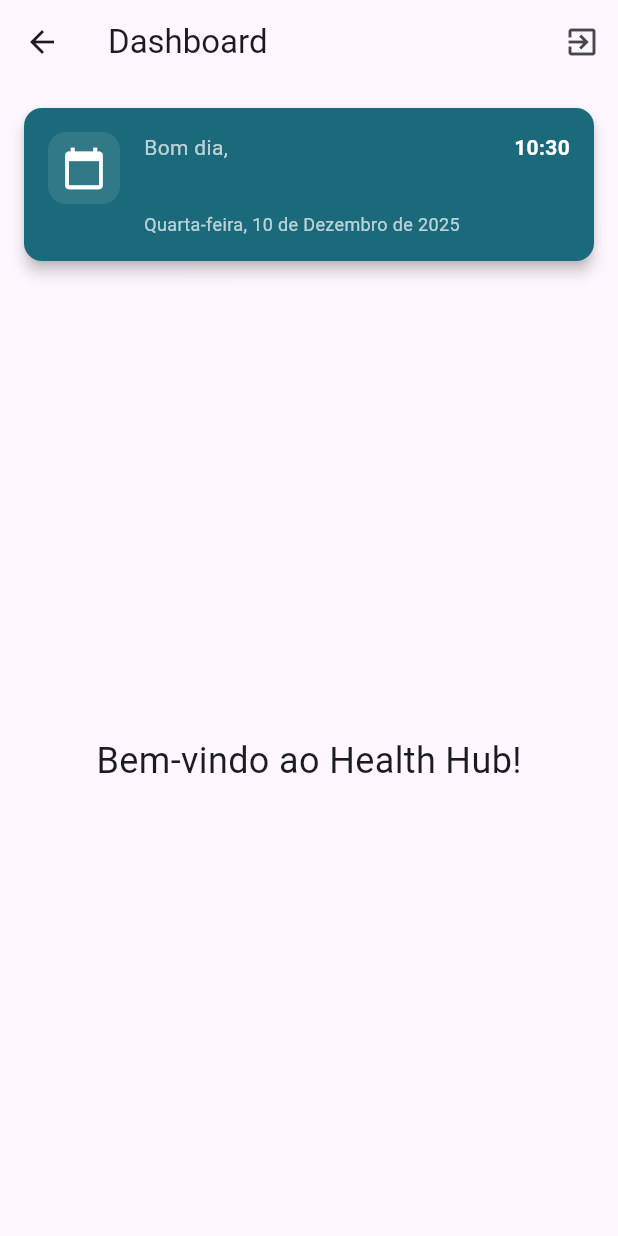
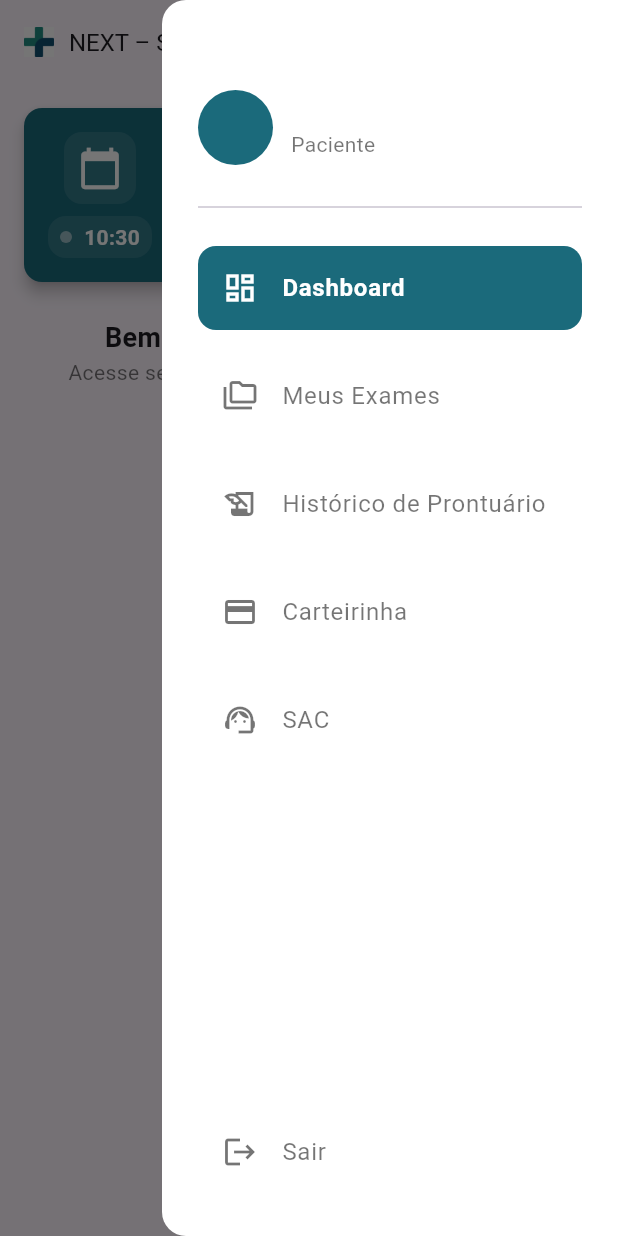
Before and after one commit to guilhermebilbao/next-health-hub-flutter, a Flutter app: the DashboardScreen screen opened by its route, with the side drawer open (before the commit the screen has no drawer), on a phone screen of 412 x 824 dp. Run offline on Flutter 3.47's test engine with Material 3 defaults, Android fonts, the phone set to English and light mode, and no system bars; our stand-ins replace equatable, flutter_bloc, flutter_dotenv, mask_text_input_formatter, shared_preferences, supabase_flutter; accounts and stored records are empty.

Commit message:
feat: cria drawer e appBar

```diff
--- a/lib/app_routes.dart
+++ b/lib/app_routes.dart
@@ -11,6 +11,6 @@ class AppRoutes {
   static Map<String, WidgetBuilder> get routes => {
     onboarding: (context) => const OnboardingScreen(),
     login: (context) => const LoginPatientScreen(),
-    home: (context) => const DashboardScreen(),
+    home: (context) => DashboardScreen(),
   };
 }
--- /dev/null
+++ b/lib/components/app_bar.dart
@@ -0,0 +1,44 @@
+import 'package:flutter/material.dart';
+
+class NextAppBar extends StatelessWidget implements PreferredSizeWidget {
+  final VoidCallback? onMenuPressed;
+  final bool automaticallyImplyLeading;
+
+  const NextAppBar({
+    super.key,
+    this.onMenuPressed,
+    this.automaticallyImplyLeading = true,
+  });
+
+  @override
+  Widget build(BuildContext context) {
+    return AppBar(
+      automaticallyImplyLeading: automaticallyImplyLeading,
+      title: Row(
+        children: [
+          Image.asset(
+            'assets/images/next_healt_logo.png',
+            height: 20,
+          ),
+          const SizedBox(width: 10),
+          const Text(
+            'NEXT – Saúde One',
+            style: TextStyle(fontSize: 16),
+          ),
+        ],
+      ),
+      actions: [
+        IconButton(
+          icon: const Icon(
+            Icons.menu,
+            size: 20,
+          ),
+          onPressed: onMenuPressed,
+        ),
+      ],
+    );
+  }
+
+  @override
+  Size get preferredSize => const Size.fromHeight(kToolbarHeight);
+}
--- /dev/null
+++ b/lib/components/app_drawer.dart
@@ -0,0 +1,178 @@
+import 'package:flutter/material.dart';
+import 'package:next_healt_hub/shared/app_formatters.dart';
+
+class NextAppDrawer extends StatelessWidget {
+  final VoidCallback onLogout;
+  final Future<String>? patientNameFuture;
+  final int selectedIndex;
+  final ValueChanged<int> onItemSelected;
+
+  const NextAppDrawer({
+    super.key,
+    required this.onLogout,
+    this.patientNameFuture,
+    required this.selectedIndex,
+    required this.onItemSelected,
+  });
+
+  @override
+  Widget build(BuildContext context) {
+    return Drawer(
+      backgroundColor: Colors.white,
+      child: Column(
+        children: [
+          Expanded(
+            child: ListView(
+              padding: EdgeInsets.zero,
+              children: [
+                Padding(
+                  padding: const EdgeInsets.fromLTRB(24, 60, 24, 20),
+                  child: FutureBuilder<String>(
+                    future: patientNameFuture,
+                    builder: (context, snapshot) {
+                      if (!snapshot.hasData && snapshot.connectionState == ConnectionState.waiting) {
+                        return const Center(child: CircularProgressIndicator());
+                      }
+
+                      final name = snapshot.data ?? 'Usuário';
+                      final initials = AppFormatters.getInitials(name);
+
+                      return Row(
+                        children: [
+                          Container(
+                            width: 50,
+                            height: 50,
+                            decoration: BoxDecoration(
+                              color: const Color.fromRGBO(27, 106, 123, 1),
+                              borderRadius: BorderRadius.circular(25),
+                            ),
+                            alignment: Alignment.center,
+                            child: Text(
+                              initials,
+                              style: const TextStyle(
+                                color: Colors.white,
+                                fontWeight: FontWeight.normal,
+                                fontSize: 18,
+                              ),
+                            ),
+                          ),
+                          const SizedBox(width: 12),
+                          Expanded(
+                            child: Column(
+                              mainAxisAlignment: MainAxisAlignment.center,
+                              crossAxisAlignment: CrossAxisAlignment.start,
+                              children: [
+                                Text(
+                                  name,
+                                  maxLines: 1,
+                                  overflow: TextOverflow.ellipsis,
+                                  style: const TextStyle(
+                                    fontSize: 16,
+                                    fontWeight: FontWeight.bold,
+                                    color: Colors.black87,
+                                  ),
+                                ),
+                                const Text(
+                                  'Paciente',
+                                  style: TextStyle(
+                                    fontSize: 14,
+                                    color: Colors.black54,
+                                  ),
+                                ),
+                              ],
+                            ),
+                          ),
+                        ],
+                      );
+                    },
+                  ),
+                ),
+                const Divider(indent: 24, endIndent: 24),
+                const SizedBox(height: 10),
+                _buildDrawerItem(
+                  context: context,
+                  icon: Icons.dashboard_outlined,
+                  text: 'Dashboard',
+                  index: 0,
+                ),
+                _buildDrawerItem(
+                  context: context,
+                  icon: Icons.folder_copy_outlined,
+                  text: 'Meus Exames',
+                  index: 1,
+                ),
+                _buildDrawerItem(
+                  context: context,
+                  icon: Icons.history_edu_outlined,
+                  text: 'Histórico de Prontuário',
+                  index: 2,
+                ),
+                _buildDrawerItem(
+                  context: context,
+                  icon: Icons.credit_card_outlined,
+                  text: 'Carteirinha',
+                  index: 3,
+                ),
+                _buildDrawerItem(
+                  context: context,
+                  icon: Icons.support_agent_outlined,
+                  text: 'SAC',
+                  index: 4,
+                ),
+              ],
+            ),
+          ),
+          Padding(
+            padding: const EdgeInsets.only(bottom: 20.0),
+            child: _buildDrawerItem(
+              context: context,
+              icon: Icons.logout,
+              text: 'Sair',
+              index: -1,
+              isLogout: true,
+            ),
+          ),
+        ],
+      ),
+    );
+  }
+
+  Widget _buildDrawerItem({
+    required BuildContext context,
+    required IconData icon,
+    required String text,
+    required int index,
+    bool isLogout = false,
+  }) {
+    final bool isSelected = selectedIndex == index;
+    final Color selectedColor = const Color.fromRGBO(27, 106, 123, 1);
+    final Color selectedItemColor = Colors.white;
+    final Color unselectedItemColor = Colors.black54;
+
+    return Card(
+      margin: const EdgeInsets.symmetric(horizontal: 24, vertical: 8),
+      elevation: 0,
+      shape: RoundedRectangleBorder(borderRadius: BorderRadius.circular(12)),
+      color: isSelected ? selectedColor : Colors.white,
+      clipBehavior: Clip.antiAlias,
+      child: ListTile(
+        leading: Icon(icon, color: isSelected ? selectedItemColor : unselectedItemColor),
+        title: Text(
+          text,
+          style: TextStyle(
+            color: isSelected ? selectedItemColor : unselectedItemColor,
+            fontWeight: isSelected ? FontWeight.bold : FontWeight.normal,
+          ),
+        ),
+        onTap: () {
+          if (isLogout) {
+            onLogout();
+          } else {
+            onItemSelected(index);
+            Navigator.pop(context);
+          }
+        },
+      ),
+    );
+  }
+}
--- a/lib/dashboard/presentation/dashboard_screen.dart
+++ b/lib/dashboard/presentation/dashboard_screen.dart
@@ -1,10 +1,51 @@
+import 'dart:async';
 import 'package:flutter/material.dart';
+import '../../components/app_bar.dart';
+import '../../components/app_drawer.dart';
 import '../../auth/data/auth_service.dart';
 import '../../app_routes.dart';
 import '../data/dashboard_repository.dart';
 
-class DashboardScreen extends StatelessWidget {
+class DashboardScreen extends StatefulWidget {
   const DashboardScreen({super.key});
+
+  @override
+  State<DashboardScreen> createState() => _DashboardScreenState();
+}
+
+class _DashboardScreenState extends State<DashboardScreen> with SingleTickerProviderStateMixin {
+  final GlobalKey<ScaffoldState> _scaffoldKey = GlobalKey<ScaffoldState>();
+  int _selectedIndex = 0;
+  Timer? _timer;
+  late Future<String> _patientNameFuture;
+  late AnimationController _pulseController;
+
+  @override
+  void initState() {
+    super.initState();
+    // Carrega o nome apenas uma vez
+    _patientNameFuture = DashboardRepository().getPatientName();
+
+    // Controlador da animação de pulso
+    _pulseController = AnimationController(
+      vsync: this,
+      duration: const Duration(seconds: 1),
+    )..repeat(reverse: true);
+
+    // Atualiza o relógio a cada 1 seg.
+    _timer = Timer.periodic(const Duration(seconds: 1), (timer) {
+      if (mounted) {
+        setState(() {});
+      }
+    });
+  }
+
+  @override
+  void dispose() {
+    _timer?.cancel();
+    _pulseController.dispose();
+    super.dispose();
+  }
 
   Future<void> _logout(BuildContext context) async {
     final authService = AuthService();
@@ -22,19 +63,25 @@ class DashboardScreen extends StatelessWidget {
     final repository = DashboardRepository();
 
     return Scaffold(
-      appBar: AppBar(
-        title: const Text('Dashboard'),
-        actions: [
-          IconButton(
-            icon: const Icon(Icons.exit_to_app),
-            onPressed: () => _logout(context),
+      key: _scaffoldKey,
+      appBar: NextAppBar(
+        onMenuPressed: () => _scaffoldKey.currentState?.openEndDrawer(),
+        automaticallyImplyLeading: false,
       ),
-        ],
+      endDrawer: NextAppDrawer(
+        onLogout: () => _logout(context),
+        patientNameFuture: _patientNameFuture,
+        selectedIndex: _selectedIndex,
+        onItemSelected: (index) {
+          setState(() {
+            _selectedIndex = index;
+          });
+        },
       ),
       body: Column(
         children: [
           FutureBuilder<String>(
-            future: repository.getPatientName(),
+            future: _patientNameFuture,
             builder: (context, snapshot) {
               if (snapshot.connectionState == ConnectionState.waiting) {
                 return const SizedBox(
@@ -51,6 +98,8 @@ class DashboardScreen extends StatelessWidget {
                   child: Row(
                     crossAxisAlignment: CrossAxisAlignment.start,
                     children: [
+                      Column(
+                        children: [
                           Container(
                             width: 48,
                             height: 48,
@@ -64,23 +113,64 @@ class DashboardScreen extends StatelessWidget {
                               color: Colors.white,
                             ),
                           ),
+                          const SizedBox(height: 8),
+                          Container(
+                            padding: const EdgeInsets.symmetric(horizontal: 8, vertical: 4),
+                            decoration: BoxDecoration(
+                              color: Colors.white.withOpacity(0.1),
+                              borderRadius: BorderRadius.circular(12),
+                            ),
+                            child: Row(
+                              mainAxisSize: MainAxisSize.min,
+                              children: [
+                                FadeTransition(
+                                  opacity: _pulseController,
+                                  child: Container(
+                                    width: 8,
+                                    height: 8,
+                                    decoration: const BoxDecoration(
+                                      color: Colors.white,
+                                      shape: BoxShape.circle,
+                                    ),
+                                  ),
+                                ),
+                                const SizedBox(width: 8),
+                                Text(
+                                  repository.getFormattedTime(),
+                                  style: const TextStyle(
+                                    fontSize: 14,
+                                    fontWeight: FontWeight.bold,
+                                    color: Colors.white,
+                                  ),
+                                ),
+                              ],
+                            ),
+                          ),
+                        ],
+                      ),
                       const SizedBox(width: 16),
                       Expanded(
                         child: Column(
                           crossAxisAlignment: CrossAxisAlignment.start,
                           children: [
+                            Row(
+                              children: [
                                 Text(
-                              '${repository.getGreeting()},',
+                                  '${repository.getGreeting()}, ',
                                   style: const TextStyle(
-                                  fontSize: 14, color: Colors.white70),
+                                      fontSize: 18, color: Colors.white,
+                                    fontWeight: FontWeight.bold,),
                                 ),
                                 Text(
-                              snapshot.data?.split(' ').first ?? 'Usuário',
+                                  '${(snapshot.data?.isNotEmpty == true) ?
+                                  snapshot.data!.split(' ').first : 'Usuário'}!',
                                   style: const TextStyle(
-                                fontSize: 20,
+                                    fontSize: 18,
                                     fontWeight: FontWeight.bold,
                                     color: Colors.white,
                                   ),
+                                ),
+                              ],
                             ),
                             const SizedBox(height: 4),
                             Text(
@@ -93,26 +183,52 @@ class DashboardScreen extends StatelessWidget {
                           ],
                         ),
                       ),
-                      Text(
-                        repository.getFormattedTime(),
-                        style: const TextStyle(
-                          fontSize: 14,
-                          fontWeight: FontWeight.bold,
-                          color: Colors.white,
-                        ),
-                      ),
                     ],
                   ),
                 ),
               );
             },
           ),
-          const Expanded(
+          Padding(
+            padding: const EdgeInsets.all(8.0),
+            child: Column(
+              children: [
+                Center(
+                  child: Row(
+                    mainAxisAlignment: MainAxisAlignment.center,
+                    children: [
+                      Text(
+                        'Bem-vindo ao ',
+                        style: TextStyle(
+                          fontSize: 18,
+                          fontWeight: FontWeight.bold,
+                        ),
+                      ),
+                      Text(
+                        'NEXT - Saúde One',
+                        style: TextStyle(
+                          fontSize: 18,
+                          fontWeight: FontWeight.bold,
+                          color: const Color.fromRGBO(27, 106, 123, 1),
+                        ),
+                      )
+                    ],
+                  ),
+                ),
+                Padding(
+                  padding: const EdgeInsets.only(
+                    left: 24.0,
+                    right: 24.0,
+                  ),
                   child: Center(
                     child: Text(
-                'Bem-vindo ao Health Hub!',
-                style: TextStyle(fontSize: 24),
+                      'Acesse seus exames e histórico médico de forma rápida e segura',
+                      textAlign: TextAlign.center,
+                      style: TextStyle(fontSize: 14, color: Colors.black54),
                     ),
+                  ),
+                ),
+              ],
             ),
           ),
         ],
--- a/lib/shared/app_formatters.dart
+++ b/lib/shared/app_formatters.dart
@@ -8,4 +8,16 @@ class AppFormatters {
       type: MaskAutoCompletionType.lazy,
     );
   }
+
+  static String getInitials(String name) {
+    if (name.isEmpty) return '';
+    List<String> parts = name.trim().split(RegExp(r'\s+'));
+    if (parts.isEmpty) return '';
+    if (parts.length == 1) {
+       // Se tiver apenas um nome, pega as duas primeiras letras ou a única letra
+       return parts[0].substring(0, parts[0].length >= 2 ? 2 : 1).toUpperCase();
+    }
+    // Pega a primeira letra do primeiro e do ultimo nome
+    return '${parts.first[0]}${parts.last[0]}'.toUpperCase();
+  }
 }
```
Lines whose indentation alone changed are shown as unchanged.
